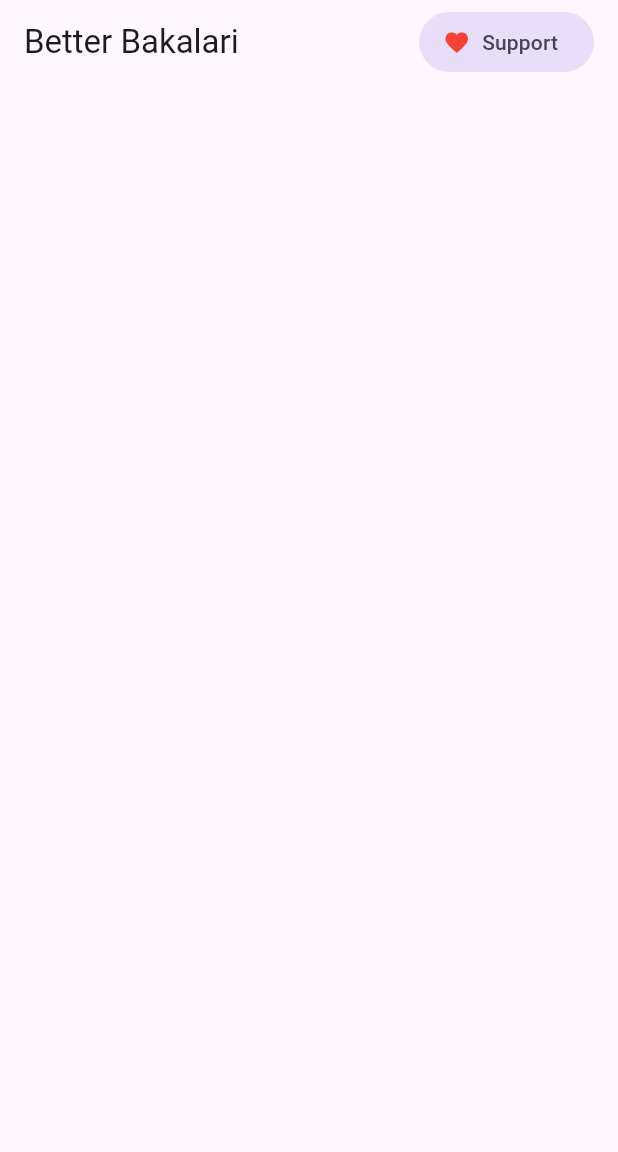
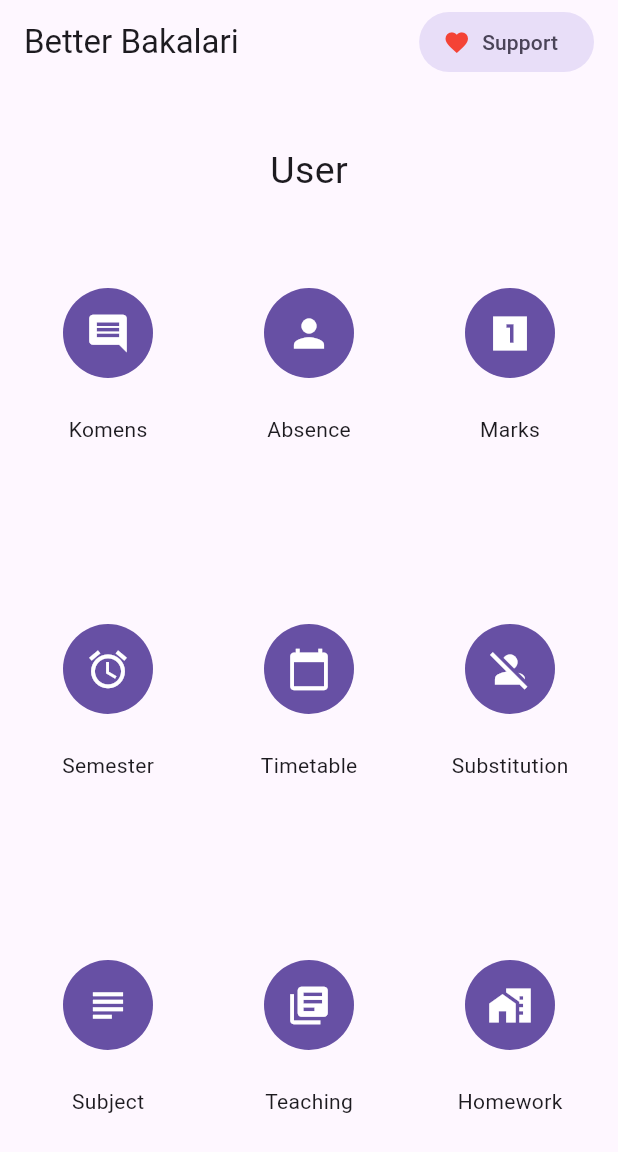
Before and after one commit to LahevOdVika/better_bakalari, a Flutter app: the screen it shows after launch, on a phone screen of 412 x 824 dp. Shown: the top 1152 px of the screen. Run offline on Flutter 3.47's test engine with Material 3 defaults, Android fonts, the phone set to English and light mode, and no system bars.

Commit message:
Added grid with navigation buttons

```diff
--- /dev/null
+++ b/lib/ButtonGrid.dart
@@ -0,0 +1,67 @@
+import 'package:flutter/material.dart';
+
+class GridButton extends StatelessWidget {
+  final String label;
+  final IconData icon;
+
+  const GridButton({super.key, required this.label, required this.icon});
+
+  @override
+  Widget build(BuildContext context) {
+    return Column(
+      children: [
+        IconButton.filled(
+          iconSize: 30.0,
+          padding: EdgeInsets.all(15),
+          onPressed: () {
+            print('Navigating');
+          },
+          icon: Icon(icon),
+        ),
+        Spacer(),
+        Text(label)
+      ],
+    );
+  }
+}
+
+class ButtonGrid extends StatelessWidget {
+  const ButtonGrid({super.key});
+
+  @override
+  Widget build(BuildContext context) {
+    return Center(
+      child: Column(
+        children: [
+          Padding(
+            padding: const EdgeInsets.all(40.0),
+            child: Text(
+              "User",
+              style: TextStyle(
+                fontSize: 25
+              ),
+            ),
+          ),
+          GridView.count(
+            crossAxisCount: 3,
+            mainAxisSpacing: 120,
+            crossAxisSpacing: 30,
+            padding: EdgeInsets.all(20),
+            shrinkWrap: true,
+            children: <Widget>[
+              GridButton(label: "Komens", icon: Icons.comment),
+              GridButton(label: "Absence", icon: Icons.person),
+              GridButton(label: "Marks", icon: Icons.looks_one_sharp),
+              GridButton(label: "Semester", icon: Icons.access_alarm),
+              GridButton(label: "Timetable", icon: Icons.calendar_today),
+              GridButton(label: "Substitution", icon: Icons.person_off),
+              GridButton(label: "Subject", icon: Icons.subject),
+              GridButton(label: "Teaching", icon: Icons.my_library_books),
+              GridButton(label: "Homework", icon: Icons.home_work),
+            ],
+          ),
+        ],
+      ),
+    );
+  }
+}
--- a/lib/main.dart
+++ b/lib/main.dart
@@ -1,3 +1,4 @@
+import 'package:better_bakalari/ButtonGrid.dart';
 import 'package:flutter/material.dart';
 
 void main() {
@@ -45,6 +46,7 @@ class _MyHomePageState extends State<MyHomePage> {
           )
         ],
       ),
+      body: ButtonGrid(),
     );
   }
 }
```
